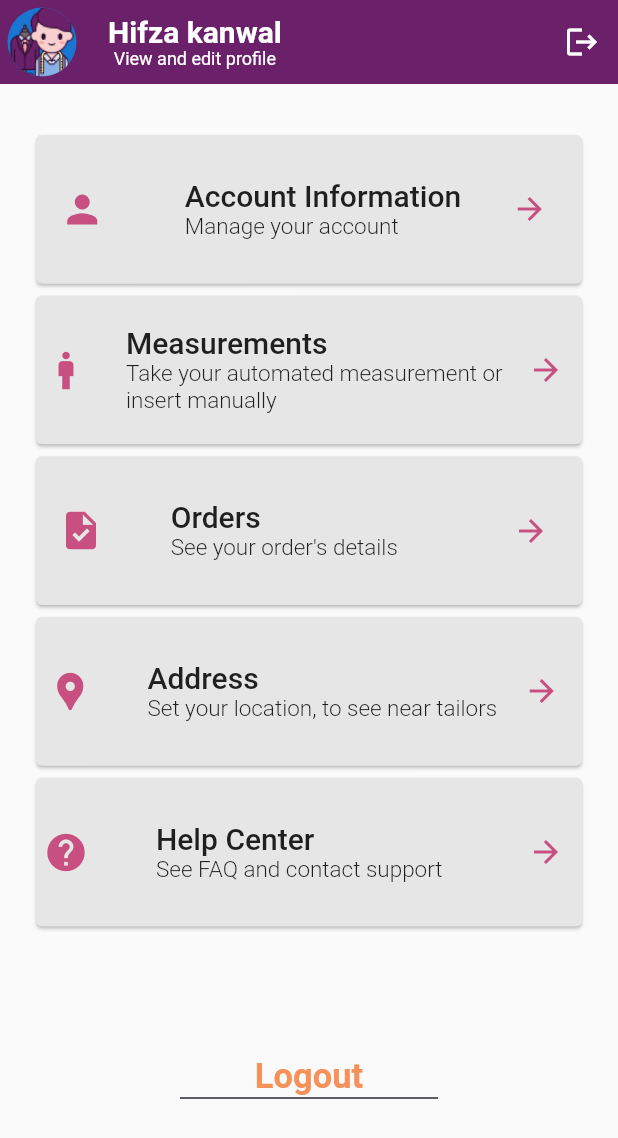
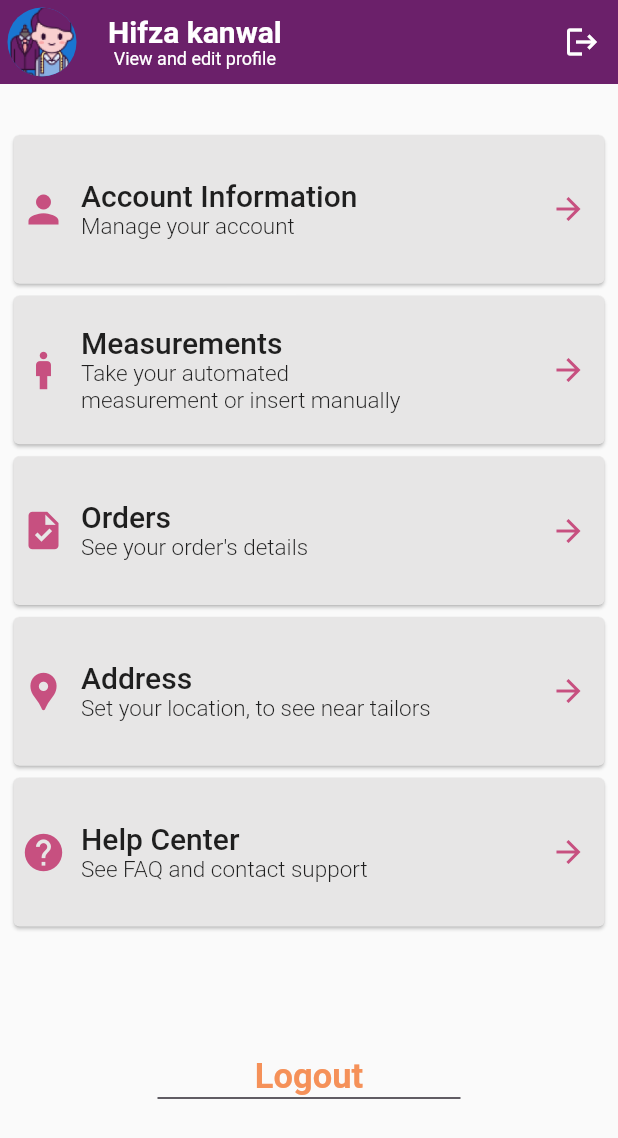
Before and after one commit to hifzakanwal/fyp, a Flutter app: the CustomerProfile screen opened directly, on a phone screen of 412 x 824 dp. Shown: the top 1138 px of the screen. Run offline on Flutter 3.47's test engine with Material 2 defaults, Android fonts, the phone set to English and light mode, and no system bars; our stand-ins replace cloud_firestore, firebase_auth, firebase_core, flutter_riverpod, flutter_svg; accounts and stored records are empty.

Commit message:
Updated Profile screen

```diff
--- a/lib/view_models/controllers/auth.dart
+++ b/lib/view_models/controllers/auth.dart
@@ -1,5 +1,8 @@
 import 'package:cloud_firestore/cloud_firestore.dart';
+import 'package:ect/views/auth/welcome.dart';
+import 'package:ect/widgets/snackbar.dart';
 import 'package:firebase_auth/firebase_auth.dart';
+import 'package:flutter/material.dart';
 
 import '../../models/user.dart';
 
@@ -21,9 +24,21 @@ class Auth {
     }
   }
 
-  Future<void> logout() async {
+  Future<void> logout(BuildContext context) async {
     try {
-      await FirebaseAuth.instance.signOut();
+      await FirebaseAuth.instance.signOut().then((value) {
+        Navigator.push(
+          context,
+          MaterialPageRoute(
+            builder: (context) => const Welcome(),
+          ),
+        );
+      }).onError((error, stackTrace) {
+        showSnackBar(
+          context,
+          error.toString(),
+        );
+      });
     } catch (e) {
       throw Exception('Logout failed: $e');
     }
--- a/lib/views/customer_home/nav_home/customer_home.dart
+++ b/lib/views/customer_home/nav_home/customer_home.dart
@@ -223,8 +223,8 @@ class CustomerHome extends StatelessWidget {
                                     borderRadius: BorderRadius.circular(30.0),
                                   ),
                                   child: Center(
-                                      child: SvgPicture.asset(
-                                    'assets/Graphics/fabrics.svg',
+                                      child: Image.asset(
+                                    'assets/Graphics/fabric.png',
                                     width: 45,
                                     height: 45.60810852050781,
                                   )),
@@ -439,6 +439,8 @@ class CustomerHome extends StatelessWidget {
                             ),
                             Image.asset(
                               "assets/Graphics/style_image2.png",
+                              width: 150,
+                              height: 279,
                             )
                           ],
                         ),
--- a/lib/views/customer_home/nav_home/customer_profile/cutomer_profile.dart
+++ b/lib/views/customer_home/nav_home/customer_profile/cutomer_profile.dart
@@ -4,6 +4,8 @@ import 'package:ect/views/customer_home/nav_home/customer_profile/account_info.d
 import 'package:ect/views/customer_home/nav_home/customer_profile/address_screen.dart';
 import 'package:ect/views/customer_home/nav_home/customer_profile/customer_orders.dart';
 import 'package:flutter/material.dart';
+
+import '../../../../view_models/controllers/auth.dart';
 
 class CustomerProfile extends StatefulWidget {
   const CustomerProfile({Key? key}) : super(key: key);
@@ -49,14 +51,16 @@ class _CustomerProfileState extends State<CustomerProfile> {
           ),
           actions: [
             IconButton(
-              onPressed: () {},
+              onPressed: () {
+                Auth.instance.logout(context);
+              },
               icon: const Icon(Icons.logout),
             ),
           ],
         ),
         body: SingleChildScrollView(
           child: Padding(
-            padding: const EdgeInsets.only(top: 30.0, left: 20.0, right: 20.0),
+            padding: const EdgeInsets.only(top: 30.0, left: 5.0, right: 5.0),
             child: Column(
               children: [
                 SizedBox(
@@ -64,24 +68,17 @@ class _CustomerProfileState extends State<CustomerProfile> {
                   width: double.infinity,
                   child: Card(
                     color: cardColor,
-                    child: Flex(
-                      direction: Axis.horizontal,
-                      mainAxisAlignment: MainAxisAlignment.spaceAround,
+                    child: Row(
                       children: [
                         const Padding(
-                          padding: EdgeInsets.only(left: 5.0),
+                          padding: EdgeInsets.only(left: 5.0, right: 10.0),
                           child: Icon(
                             Icons.person,
                             color: darkPink,
                             size: 30,
                           ),
                         ),
-                        const SizedBox(
-                          width: 10.0,
-                        ),
-                        const Flexible(
-                          fit: FlexFit.loose,
-                          child: Column(
+                        const Column(
                           mainAxisAlignment: MainAxisAlignment.center,
                           crossAxisAlignment: CrossAxisAlignment.start,
                           children: [
@@ -101,8 +98,10 @@ class _CustomerProfileState extends State<CustomerProfile> {
                             ),
                           ],
                         ),
-                        ),
-                        IconButton(
+                        Expanded(
+                          child: Align(
+                            alignment: Alignment.centerRight,
+                            child: IconButton(
                               onPressed: () {
                                 Navigator.push(
                                   context,
@@ -116,65 +115,6 @@ class _CustomerProfileState extends State<CustomerProfile> {
                                 color: darkPink,
                               ),
                             ),
-                      ],
-                    ),
-                  ),
-                ),
-                SizedBox(
-                  height: size.height * 0.13,
-                  width: double.infinity,
-                  child: Card(
-                    color: cardColor,
-                    child: Flex(
-                      direction: Axis.horizontal,
-                      mainAxisAlignment: MainAxisAlignment.spaceAround,
-                      children: [
-                        const Padding(
-                          padding: EdgeInsets.only(left: 5.0),
-                          child: Icon(
-                            Icons.man,
-                            color: darkPink,
-                            size: 30,
-                          ),
-                        ),
-                        const SizedBox(
-                          width: 25.0,
-                        ),
-                        const Flexible(
-                          fit: FlexFit.loose,
-                          child: Column(
-                            mainAxisAlignment: MainAxisAlignment.center,
-                            crossAxisAlignment: CrossAxisAlignment.start,
-                            children: [
-                              Text(
-                                "Measurements",
-                                style: TextStyle(
-                                  fontSize: 20,
-                                  fontWeight: FontWeight.w500,
-                                ),
-                              ),
-                              Text(
-                                "Take your automated measurement or insert manually",
-                                style: TextStyle(
-                                  fontSize: 15,
-                                  fontWeight: FontWeight.w300,
-                                ),
-                              ),
-                            ],
-                          ),
-                        ),
-                        IconButton(
-                          onPressed: () {
-                            Navigator.push(
-                              context,
-                              MaterialPageRoute(
-                                builder: (context) => const MeasurementScreen(),
-                              ),
-                            );
-                          },
-                          icon: const Icon(
-                            Icons.arrow_forward,
-                            color: darkPink,
                           ),
                         ),
                       ],
@@ -186,24 +126,82 @@ class _CustomerProfileState extends State<CustomerProfile> {
                   width: double.infinity,
                   child: Card(
                     color: cardColor,
-                    child: Flex(
-                      direction: Axis.horizontal,
-                      mainAxisAlignment: MainAxisAlignment.spaceAround,
+                    child: Row(
+                      mainAxisAlignment: MainAxisAlignment.center,
+                      crossAxisAlignment: CrossAxisAlignment.center,
                       children: [
                         const Padding(
-                          padding: EdgeInsets.only(left: 5.0),
+                          padding: EdgeInsets.only(left: 5.0, right: 10.0),
+                          child: Icon(
+                            Icons.man,
+                            color: darkPink,
+                            size: 30,
+                          ),
+                        ),
+                        const Column(
+                          crossAxisAlignment: CrossAxisAlignment.start,
+                          mainAxisAlignment: MainAxisAlignment.center,
+                          children: [
+                            Text(
+                              "Measurements",
+                              style: TextStyle(
+                                fontSize: 20,
+                                fontWeight: FontWeight.w500,
+                              ),
+                            ),
+                            Text(
+                              "Take your automated \nmeasurement or insert manually",
+                              softWrap: true,
+                              style: TextStyle(
+                                fontSize: 15,
+                                fontWeight: FontWeight.w300,
+                              ),
+                            ),
+                          ],
+                        ),
+                        Expanded(
+                          child: Align(
+                            alignment: Alignment.centerRight,
+                            child: IconButton(
+                              onPressed: () {
+                                Navigator.push(
+                                  context,
+                                  MaterialPageRoute(
+                                    builder: (context) =>
+                                        const MeasurementScreen(),
+                                  ),
+                                );
+                              },
+                              icon: const Icon(
+                                Icons.arrow_forward,
+                                color: darkPink,
+                              ),
+                            ),
+                          ),
+                        ),
+                      ],
+                    ),
+                  ),
+                ),
+                SizedBox(
+                  height: size.height * 0.13,
+                  width: double.infinity,
+                  child: Card(
+                    color: cardColor,
+                    child: Row(
+                      children: [
+                        const Padding(
+                          padding: EdgeInsets.only(
+                            left: 5.0,
+                            right: 10,
+                          ),
                           child: Icon(
                             Icons.task,
                             color: darkPink,
                             size: 30,
                           ),
                         ),
-                        const SizedBox(
-                          width: 5.0,
-                        ),
-                        const Flexible(
-                          fit: FlexFit.loose,
-                          child: Column(
+                        const Column(
                           mainAxisAlignment: MainAxisAlignment.center,
                           crossAxisAlignment: CrossAxisAlignment.start,
                           children: [
@@ -223,22 +221,27 @@ class _CustomerProfileState extends State<CustomerProfile> {
                             ),
                           ],
                         ),
-                        ),
                         const SizedBox(
                           width: 25.0,
                         ),
-                        IconButton(
+                        Expanded(
+                          child: Align(
+                            alignment: Alignment.centerRight,
+                            child: IconButton(
                               onPressed: () {
                                 Navigator.push(
                                   context,
                                   MaterialPageRoute(
-                                builder: (context) => const CustomerOrderScreen(),
+                                    builder: (context) =>
+                                        const CustomerOrderScreen(),
                                   ),
                                 );
                               },
                               icon: const Icon(
                                 Icons.arrow_forward,
                                 color: darkPink,
+                              ),
+                            ),
                           ),
                         ),
                       ],
@@ -250,24 +253,17 @@ class _CustomerProfileState extends State<CustomerProfile> {
                   width: double.infinity,
                   child: Card(
                     color: cardColor,
-                    child: Flex(
-                      direction: Axis.horizontal,
-                      mainAxisAlignment: MainAxisAlignment.spaceAround,
+                    child: Row(
                       children: [
                         const Padding(
-                          padding: EdgeInsets.only(left: 5.0),
+                          padding: EdgeInsets.only(left: 5.0, right: 10.0),
                           child: Icon(
                             Icons.location_pin,
                             color: darkPink,
                             size: 30,
                           ),
                         ),
-                        const SizedBox(
-                          width: 25.0,
-                        ),
-                        const Flexible(
-                          fit: FlexFit.loose,
-                          child: Column(
+                        const Column(
                           mainAxisAlignment: MainAxisAlignment.center,
                           crossAxisAlignment: CrossAxisAlignment.start,
                           children: [
@@ -288,8 +284,10 @@ class _CustomerProfileState extends State<CustomerProfile> {
                             ),
                           ],
                         ),
-                        ),
-                        IconButton(
+                        Expanded(
+                          child: Align(
+                            alignment: Alignment.centerRight,
+                            child: IconButton(
                               onPressed: () {
                                 Navigator.push(
                                   context,
@@ -303,6 +301,8 @@ class _CustomerProfileState extends State<CustomerProfile> {
                                 color: darkPink,
                               ),
                             ),
+                          ),
+                        ),
                       ],
                     ),
                   ),
@@ -312,21 +312,17 @@ class _CustomerProfileState extends State<CustomerProfile> {
                   width: double.infinity,
                   child: Card(
                     color: cardColor,
-                    child: Flex(
-                      direction: Axis.horizontal,
-                      mainAxisAlignment: MainAxisAlignment.spaceBetween,
+                    child: Row(
                       children: [
                         const Padding(
-                          padding: EdgeInsets.only(left: 5.0),
+                          padding: EdgeInsets.only(left: 5.0, right: 10.0),
                           child: Icon(
                             Icons.help,
                             color: darkPink,
                             size: 30,
                           ),
                         ),
-                        const Flexible(
-                          fit: FlexFit.loose,
-                          child: Column(
+                        const Column(
                           mainAxisAlignment: MainAxisAlignment.center,
                           crossAxisAlignment: CrossAxisAlignment.start,
                           children: [
@@ -346,8 +342,10 @@ class _CustomerProfileState extends State<CustomerProfile> {
                             ),
                           ],
                         ),
-                        ),
-                        IconButton(
+                        Expanded(
+                          child: Align(
+                            alignment: Alignment.centerRight,
+                            child: IconButton(
                               onPressed: () {
                                 // Navigator.push(
                                 //   context,
@@ -361,6 +359,8 @@ class _CustomerProfileState extends State<CustomerProfile> {
                                 color: darkPink,
                               ),
                             ),
+                          ),
+                        ),
                       ],
                     ),
                   ),
@@ -369,7 +369,9 @@ class _CustomerProfileState extends State<CustomerProfile> {
                   height: size.height * 0.1,
                 ),
                 InkWell(
-                  onTap: () {},
+                  onTap: () {
+                    Auth.instance.logout(context);
+                  },
                   child: const Text(
                     "Logout",
                     style: TextStyle(
--- a/lib/views/service_seller_home/nav_home/seller_home.dart
+++ b/lib/views/service_seller_home/nav_home/seller_home.dart
@@ -12,7 +12,7 @@ class SellerHome extends StatelessWidget {
       body: Center(
         child: ElevatedButton(
           onPressed: () async {
-            await Auth().logout();
+            await Auth().logout(context);
             Navigator.pushReplacement(
                 context, MaterialPageRoute(builder: (context) => Login()));
           },
```
Also changed, not shown: assets/Graphics/fabric.png (added), assets/Graphics/fabrics.svg (deleted). Lines whose indentation alone changed are shown as unchanged.
